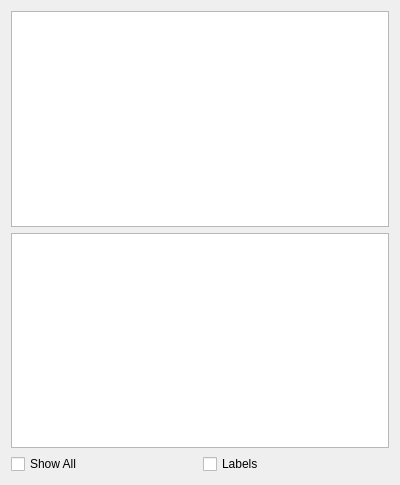
The window that GUI5_ContoursTable.ui (AnaAquiles/Calcium-waves-in-endocrine-cells-analysis) describes before a commit, drawn with Qt 5.
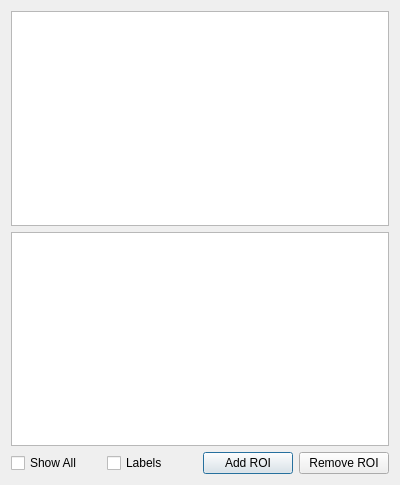
The same window after the commit. Custom widgets are drawn as their Qt base class.

The edit to the form file:
```diff
--- a/GUI5_ContoursTable.ui
+++ b/GUI5_ContoursTable.ui
@@ -40,6 +40,20 @@
        </property>
       </widget>
      </item>
+     <item>
+      <widget class="QPushButton" name="addROIbutton">
+       <property name="text">
+        <string>Add ROI</string>
+       </property>
+      </widget>
+     </item>
+     <item>
+      <widget class="QPushButton" name="removeROIbutton">
+       <property name="text">
+        <string>Remove ROI</string>
+       </property>
+      </widget>
+     </item>
     </layout>
    </item>
   </layout>
```
